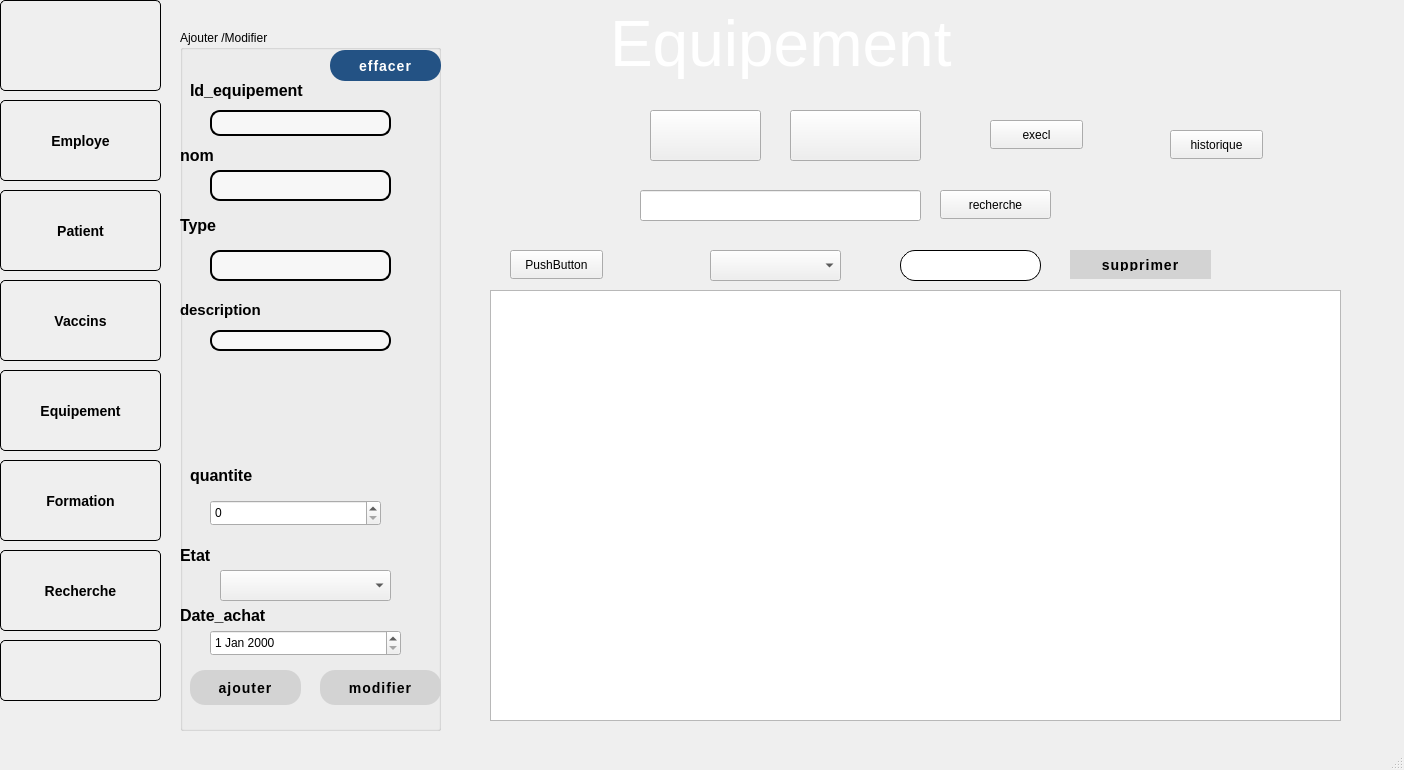
The window that mainwindow.ui (Sahar231/projetcpp) describes before a commit, drawn with Qt 5.
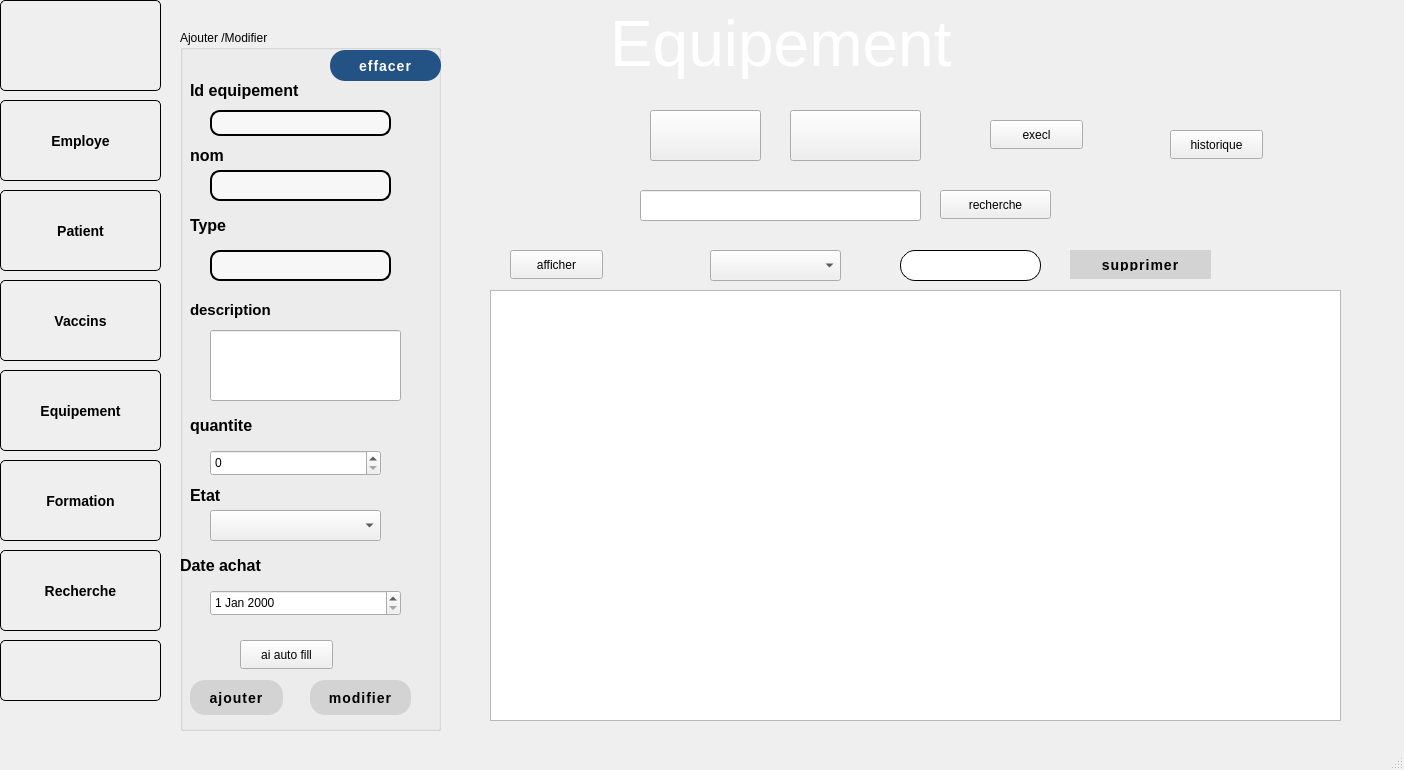
The same window after the commit.

What changed in the file:
```diff
--- a/mainwindow.ui
+++ b/mainwindow.ui
@@ -89,7 +89,7 @@
       <string notr="true">font: italic 9pt &quot;Comic Sans MS&quot;;</string>
      </property>
      <property name="text">
-      <string>&lt;html&gt;&lt;head/&gt;&lt;body&gt;&lt;p&gt;&lt;span style=&quot; font-size:12pt; font-weight:700;&quot;&gt;Id_equipement&lt;/span&gt;&lt;/p&gt;&lt;/body&gt;&lt;/html&gt;</string>
+      <string>&lt;html&gt;&lt;head/&gt;&lt;body&gt;&lt;p&gt;&lt;span style=&quot; font-size:12pt; font-weight:700;&quot;&gt;Id   equipement&lt;/span&gt;&lt;/p&gt;&lt;/body&gt;&lt;/html&gt;</string>
      </property>
     </widget>
     <widget class="QLineEdit" name="lineEdit_2">
@@ -172,43 +172,11 @@
 </string>
      </property>
     </widget>
-    <widget class="QLineEdit" name="lineEdit_5">
-     <property name="geometry">
-      <rect>
-       <x>30</x>
-       <y>300</y>
-       <width>181</width>
-       <height>21</height>
-      </rect>
-     </property>
-     <property name="minimumSize">
-      <size>
-       <width>113</width>
-       <height>0</height>
-      </size>
-     </property>
-     <property name="styleSheet">
-      <string notr="true">QLineEdit {
-    background-color: rgba(255, 255, 255, 150); /* Semi-transparent white */
-    border: 2px solid black; /* Black border */
-    border-radius: 10px;
-    color: black; /* Default text color */
-}
-
-QLineEdit:hover {
-    background-color: rgba(255, 255, 255, 180); /* Slightly less transparent on hover */
-    border: 2px solid black; /* Keep border black */
-    border-radius: 10px;
-}
-
-</string>
-     </property>
-    </widget>
     <widget class="QComboBox" name="comboBox">
      <property name="geometry">
       <rect>
-       <x>40</x>
-       <y>540</y>
+       <x>30</x>
+       <y>480</y>
        <width>171</width>
        <height>31</height>
       </rect>
@@ -227,8 +195,8 @@
      <property name="geometry">
       <rect>
        <x>10</x>
-       <y>640</y>
-       <width>111</width>
+       <y>650</y>
+       <width>93</width>
        <height>35</height>
       </rect>
      </property>
@@ -273,7 +241,7 @@
     <widget class="QLabel" name="label_4">
      <property name="geometry">
       <rect>
-       <x>0</x>
+       <x>10</x>
        <y>110</y>
        <width>81</width>
        <height>31</height>
@@ -290,7 +258,7 @@
      <property name="geometry">
       <rect>
        <x>30</x>
-       <y>470</y>
+       <y>420</y>
        <width>171</width>
        <height>26</height>
       </rect>
@@ -306,7 +274,7 @@
      <property name="geometry">
       <rect>
        <x>30</x>
-       <y>600</y>
+       <y>560</y>
        <width>191</width>
        <height>26</height>
       </rect>
@@ -321,7 +289,7 @@
     <widget class="QLabel" name="label_11">
      <property name="geometry">
       <rect>
-       <x>0</x>
+       <x>10</x>
        <y>180</y>
        <width>81</width>
        <height>31</height>
@@ -337,7 +305,7 @@
     <widget class="QLabel" name="label_12">
      <property name="geometry">
       <rect>
-       <x>0</x>
+       <x>10</x>
        <y>260</y>
        <width>151</width>
        <height>41</height>
@@ -354,7 +322,7 @@
      <property name="geometry">
       <rect>
        <x>10</x>
-       <y>430</y>
+       <y>380</y>
        <width>121</width>
        <height>31</height>
       </rect>
@@ -369,8 +337,8 @@
     <widget class="QLabel" name="label_14">
      <property name="geometry">
       <rect>
-       <x>0</x>
-       <y>510</y>
+       <x>10</x>
+       <y>450</y>
        <width>81</width>
        <height>31</height>
       </rect>
@@ -386,7 +354,7 @@
      <property name="geometry">
       <rect>
        <x>0</x>
-       <y>570</y>
+       <y>520</y>
        <width>161</width>
        <height>31</height>
       </rect>
@@ -395,15 +363,15 @@
       <string notr="true">font: italic 9pt &quot;Comic Sans MS&quot;;</string>
      </property>
      <property name="text">
-      <string>&lt;html&gt;&lt;head/&gt;&lt;body&gt;&lt;p&gt;&lt;span style=&quot; font-size:12pt; font-weight:700;&quot;&gt;Date_achat&lt;/span&gt;&lt;/p&gt;&lt;/body&gt;&lt;/html&gt;</string>
+      <string>&lt;html&gt;&lt;head/&gt;&lt;body&gt;&lt;p&gt;&lt;span style=&quot; font-size:12pt; font-weight:700;&quot;&gt;Date   achat&lt;/span&gt;&lt;/p&gt;&lt;/body&gt;&lt;/html&gt;</string>
      </property>
     </widget>
     <widget class="QPushButton" name="pushButton_3">
      <property name="geometry">
       <rect>
-       <x>140</x>
-       <y>640</y>
-       <width>121</width>
+       <x>130</x>
+       <y>650</y>
+       <width>101</width>
        <height>35</height>
       </rect>
      </property>
@@ -494,6 +462,29 @@
       <string>effacer</string>
      </property>
     </widget>
+    <widget class="QLineEdit" name="lineEdit_3">
+     <property name="geometry">
+      <rect>
+       <x>30</x>
+       <y>300</y>
+       <width>191</width>
+       <height>71</height>
+      </rect>
+     </property>
+    </widget>
+    <widget class="QPushButton" name="autoFillButton">
+     <property name="geometry">
+      <rect>
+       <x>60</x>
+       <y>610</y>
+       <width>93</width>
+       <height>29</height>
+      </rect>
+     </property>
+     <property name="text">
+      <string>ai auto fill</string>
+     </property>
+    </widget>
    </widget>
    <widget class="QTableView" name="tableView">
     <property name="geometry">
@@ -1002,7 +993,7 @@
      </rect>
     </property>
     <property name="text">
-     <string>PushButton</string>
+     <string>afficher</string>
     </property>
    </widget>
   </widget>
```
